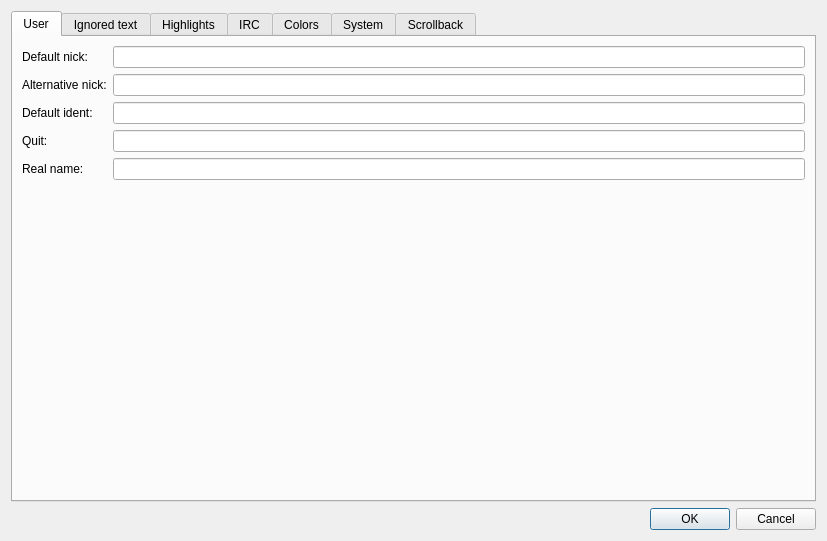
First picture: the form in src/GrumpyIRC/preferenceswin.ui, repository grumpy-irc/grumpy, before the edit.
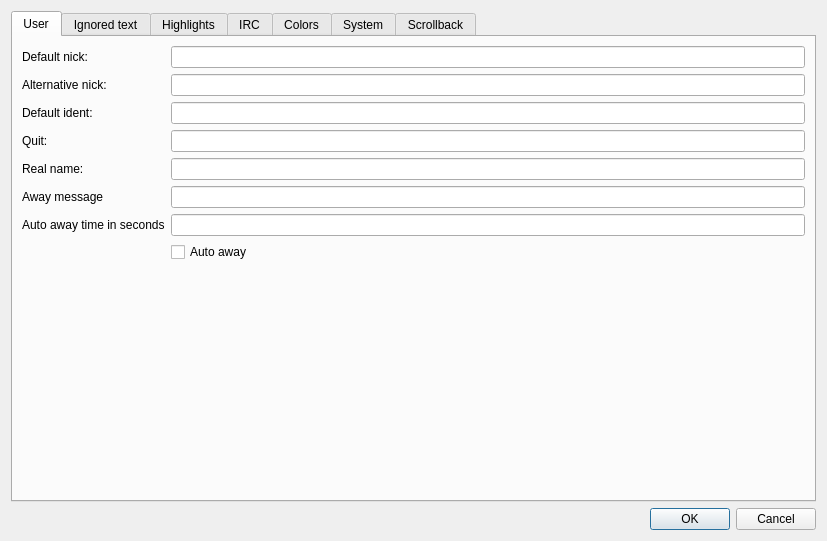
Second picture: the form after the edit.

Commit message: implemented support for auto away (client)

The edit to the form file:
```diff
--- a/src/GrumpyIRC/preferenceswin.ui
+++ b/src/GrumpyIRC/preferenceswin.ui
@@ -76,6 +76,33 @@
          <item row="4" column="1">
           <widget class="QLineEdit" name="lineEdit_2"/>
          </item>
+         <item row="5" column="0">
+          <widget class="QLabel" name="label_29">
+           <property name="text">
+            <string>Away message</string>
+           </property>
+          </widget>
+         </item>
+         <item row="5" column="1">
+          <widget class="QLineEdit" name="lineEdit_Away"/>
+         </item>
+         <item row="6" column="0">
+          <widget class="QLabel" name="label_30">
+           <property name="text">
+            <string>Auto away time in seconds</string>
+           </property>
+          </widget>
+         </item>
+         <item row="6" column="1">
+          <widget class="QLineEdit" name="lineEdit_AutoAway"/>
+         </item>
+         <item row="7" column="1">
+          <widget class="QCheckBox" name="checkBox_AutoAway">
+           <property name="text">
+            <string>Auto away</string>
+           </property>
+          </widget>
+         </item>
         </layout>
        </item>
       </layout>
```
Left out of the diff: 12 changed lines with no effect on the pictures. The commit also changes 9 other files.
